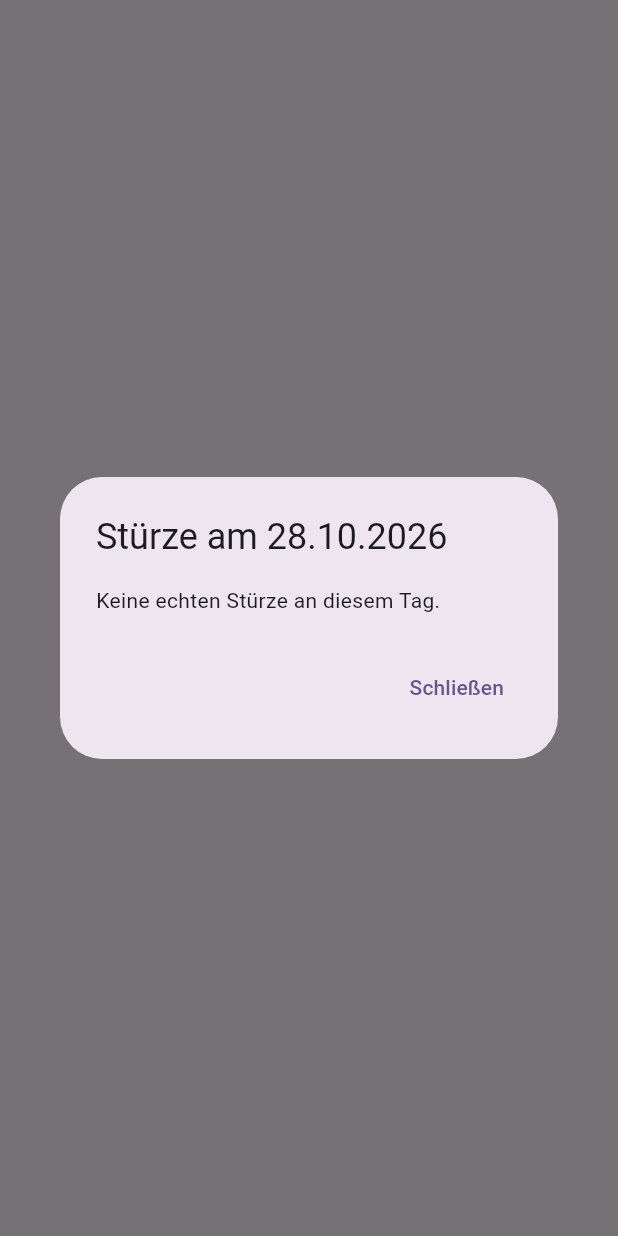
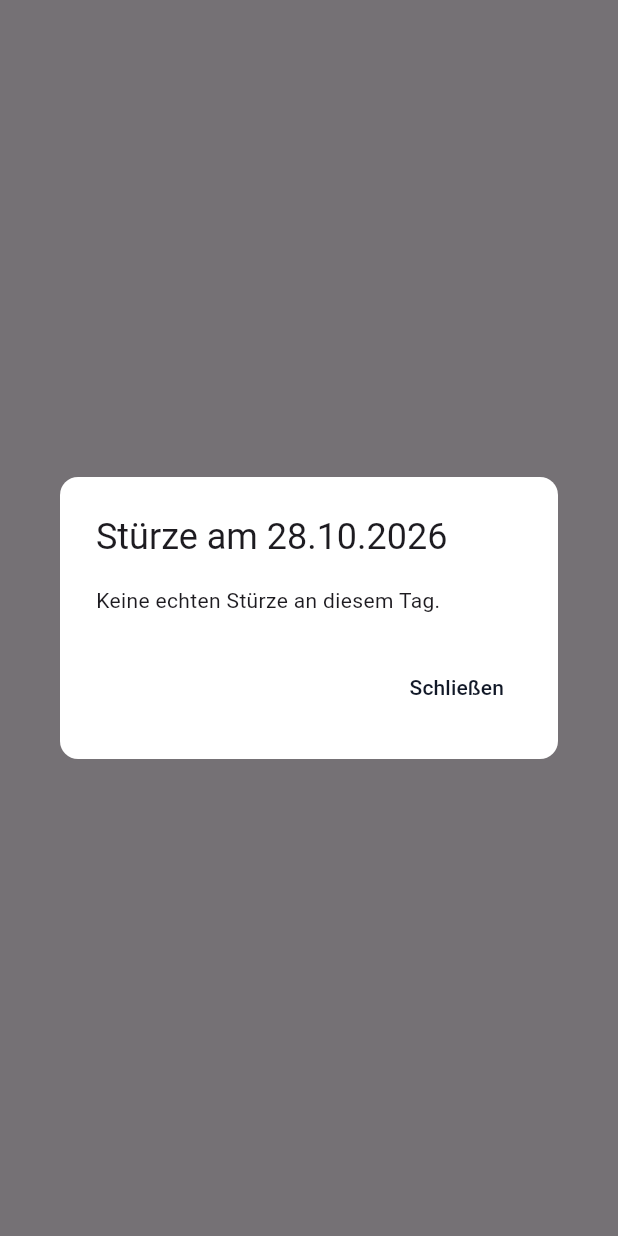
Before and after one commit to HayateSato-MCS/6G-FokusWebapp-PatientDashbord, a Flutter app: what showDayFallsList() shows on an empty page, opened directly with empty values, on a phone screen of 412 x 824 dp. Run offline on Flutter 3.47's test engine with Material 3 defaults, Android fonts, the phone set to English and light mode, and no system bars; our stand-ins replace fl_chart, flutter_secure_storage, flutter_svg, shared_preferences; missing offline and left inert: fhir, influxdb_client, mqtt_client, universal_html; accounts and stored records are empty.

Commit message:
fix: alert dialog look and detection time
Dialog: white, evenly rounded corners with the red header clipped, red 'Patient:in öffnen', neutral 'Quittieren' (no purple theme colours); same look for the day list. Detection time: also accepts epoch numbers and alert_time, shows the receive time ('Empfangen') when the payload has none; German date format. Plan status updated after the phone test.

```diff
--- a/lib/src/fall_detection/fall_history/widgets/day_falls_card.dart
+++ b/lib/src/fall_detection/fall_history/widgets/day_falls_card.dart
@@ -85,6 +85,10 @@ Future<void> showDayFallsList(BuildContext context, DateTime day, DayFalls falls
   return showDialog<void>(
     context: context,
     builder: (context) => AlertDialog(
+      // same look as the fall alert dialog: white, evenly rounded, no theme tint
+      backgroundColor: Colors.white,
+      surfaceTintColor: Colors.transparent,
+      shape: RoundedRectangleBorder(borderRadius: BorderRadius.circular(12)),
       title: Text('Stürze am ${two(day.day)}.${two(day.month)}.${day.year}'),
       content: SizedBox(
         width: 480,
@@ -139,7 +143,14 @@ Future<void> showDayFallsList(BuildContext context, DateTime day, DayFalls falls
         ),
       ),
       actions: [
-        TextButton(onPressed: () => Navigator.of(context).pop(), child: const Text('Schließen')),
+        TextButton(
+          style: TextButton.styleFrom(
+            foregroundColor: FallColors.textPrimary,
+            shape: RoundedRectangleBorder(borderRadius: BorderRadius.circular(8)),
+          ),
+          onPressed: () => Navigator.of(context).pop(),
+          child: const Text('Schließen'),
+        ),
       ],
     ),
   );
--- a/lib/src/fall_detection/live_alerts/fall_event.dart
+++ b/lib/src/fall_detection/live_alerts/fall_event.dart
@@ -27,6 +27,7 @@ class FallEvent {
     this.modelVersion,
     this.deviceId,
     this.detectionTime,
+    this.receivedAt,
     this.patientConfirmed,
     this.needsHelp,
     this.caregiverAlert = false,
@@ -49,8 +50,13 @@ class FallEvent {
   final String? modelVersion;
   final String? deviceId;
 
-  /// Detection time from the payload's `timestamp`, in UTC.
+  /// Detection time from the payload's `timestamp` (ISO text or epoch),
+  /// falling back to `alert_time`; in UTC. Null when neither is usable.
   final DateTime? detectionTime;
+
+  /// When this app received the message (UTC). Shown when the payload
+  /// carries no usable time.
+  final DateTime? receivedAt;
 
   /// [PatientConfirmed] int; null for pending events.
   final int? patientConfirmed;
@@ -123,7 +129,9 @@ class FallEvent {
       confidence: rawConfidence is num ? rawConfidence.toDouble() : null,
       modelVersion: rawModel is String && rawModel.isNotEmpty ? rawModel : null,
       deviceId: rawDevice is String && rawDevice.isNotEmpty ? rawDevice : null,
-      detectionTime: parseUtcTimestamp(decoded['timestamp']),
+      detectionTime:
+          parseUtcTimestamp(decoded['timestamp']) ?? parseUtcTimestamp(decoded['alert_time']),
+      receivedAt: DateTime.now().toUtc(),
       patientConfirmed: confirmed,
       needsHelp: needsHelp,
       caregiverAlert: caregiverAlert,
```
Also changed, not shown: lib/src/fall_detection/core/time_utils.dart (+13 -1 lines), lib/src/fall_detection/live_alerts/widgets/fall_alert_popup_listener.dart (+31 -2 lines), 2 other files.
